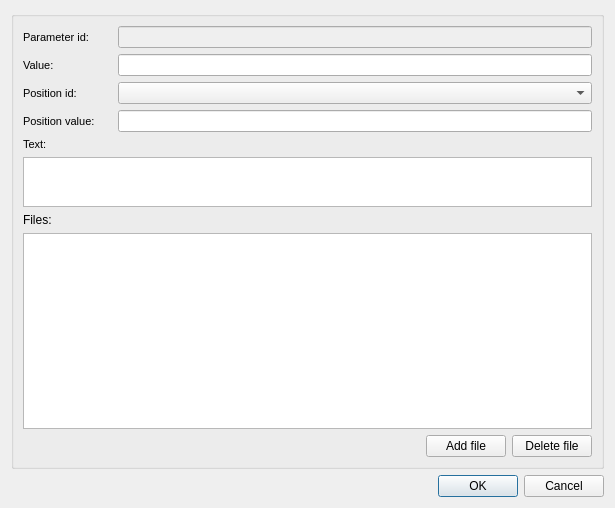
Before: the Qt Designer form ui/visit_event.ui in Giswater/giswater_qgis_plugin, drawn with Qt 5.
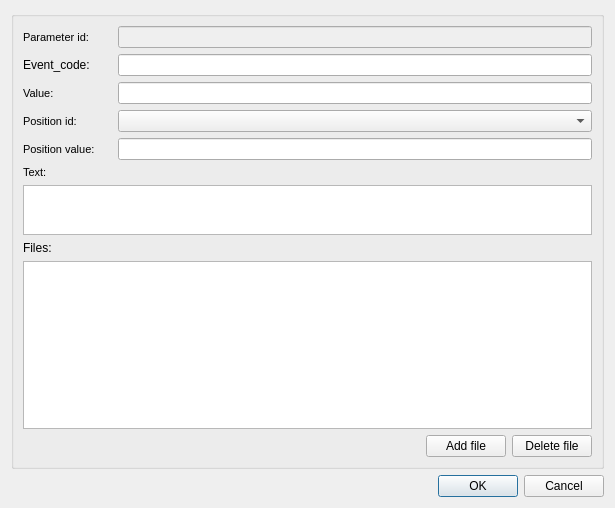
After: the same form once the commit is applied.

Commit message: Add event_code to insert event form

What changed in the file:
```diff
--- a/ui/visit_event.ui
+++ b/ui/visit_event.ui
@@ -22,39 +22,7 @@
      <layout class="QVBoxLayout" name="verticalLayout_2">
       <item>
        <layout class="QGridLayout" name="gridLayout">
-        <item row="1" column="0">
-         <widget class="QLabel" name="lbl_value">
-          <property name="font">
-           <font>
-            <pointsize>8</pointsize>
-            <weight>50</weight>
-            <bold>false</bold>
-           </font>
-          </property>
-          <property name="frameShape">
-           <enum>QFrame::NoFrame</enum>
-          </property>
-          <property name="frameShadow">
-           <enum>QFrame::Plain</enum>
-          </property>
-          <property name="text">
-           <string>Value:                   </string>
-          </property>
-          <property name="textFormat">
-           <enum>Qt::AutoText</enum>
-          </property>
-          <property name="scaledContents">
-           <bool>false</bool>
-          </property>
-          <property name="alignment">
-           <set>Qt::AlignLeading|Qt::AlignLeft|Qt::AlignVCenter</set>
-          </property>
-          <property name="margin">
-           <number>3</number>
-          </property>
-         </widget>
-        </item>
-        <item row="3" column="0">
+        <item row="4" column="0">
          <widget class="QLabel" name="lbl_position_value">
           <property name="font">
            <font>
@@ -84,7 +52,7 @@
           </property>
          </widget>
         </item>
-        <item row="2" column="0">
+        <item row="3" column="0">
          <widget class="QLabel" name="lbl_position_id">
           <property name="sizePolicy">
            <sizepolicy hsizetype="Fixed" vsizetype="Preferred">
@@ -120,39 +88,14 @@
           </property>
          </widget>
         </item>
-        <item row="0" column="0">
-         <widget class="QLabel" name="lbl_parameter_id">
-          <property name="font">
-           <font>
-            <pointsize>8</pointsize>
-            <weight>50</weight>
-            <bold>false</bold>
-           </font>
-          </property>
-          <property name="frameShape">
-           <enum>QFrame::NoFrame</enum>
-          </property>
-          <property name="frameShadow">
-           <enum>QFrame::Plain</enum>
-          </property>
-          <property name="text">
-           <string>Parameter id:      </string>
-          </property>
-          <property name="textFormat">
-           <enum>Qt::AutoText</enum>
-          </property>
-          <property name="scaledContents">
-           <bool>false</bool>
-          </property>
-          <property name="alignment">
-           <set>Qt::AlignLeading|Qt::AlignLeft|Qt::AlignVCenter</set>
-          </property>
-          <property name="margin">
-           <number>3</number>
+        <item row="2" column="1">
+         <widget class="QLineEdit" name="value">
+          <property name="frame">
+           <bool>true</bool>
           </property>
          </widget>
         </item>
-        <item row="5" column="0" colspan="2">
+        <item row="6" column="0" colspan="2">
          <widget class="QTextEdit" name="text">
           <property name="maximumSize">
            <size>
@@ -162,28 +105,10 @@
           </property>
          </widget>
         </item>
-        <item row="6" column="0" colspan="2">
-         <widget class="QLabel" name="lbl_files">
-          <property name="text">
-           <string>Files:</string>
-          </property>
-         </widget>
-        </item>
-        <item row="7" column="0" colspan="2">
-         <widget class="QTableView" name="tbl_docs_x_event">
-          <property name="sortingEnabled">
-           <bool>true</bool>
-          </property>
-         </widget>
-        </item>
         <item row="3" column="1">
-         <widget class="QLineEdit" name="position_value">
-          <property name="frame">
-           <bool>true</bool>
-          </property>
-         </widget>
+         <widget class="QComboBox" name="position_id"/>
         </item>
-        <item row="4" column="0" colspan="2">
+        <item row="5" column="0" colspan="2">
          <widget class="QLabel" name="lbl_text">
           <property name="font">
            <font>
@@ -213,16 +138,6 @@
           </property>
          </widget>
         </item>
-        <item row="1" column="1">
-         <widget class="QLineEdit" name="value">
-          <property name="frame">
-           <bool>true</bool>
-          </property>
-         </widget>
-        </item>
-        <item row="2" column="1">
-         <widget class="QComboBox" name="position_id"/>
-        </item>
         <item row="0" column="1">
          <widget class="QLineEdit" name="parameter_id">
           <property name="enabled">
@@ -233,6 +148,101 @@
           </property>
          </widget>
         </item>
+        <item row="7" column="0" colspan="2">
+         <widget class="QLabel" name="lbl_files">
+          <property name="text">
+           <string>Files:</string>
+          </property>
+         </widget>
+        </item>
+        <item row="8" column="0" colspan="2">
+         <widget class="QTableView" name="tbl_docs_x_event">
+          <property name="sortingEnabled">
+           <bool>true</bool>
+          </property>
+         </widget>
+        </item>
+        <item row="2" column="0">
+         <widget class="QLabel" name="lbl_value">
+          <property name="font">
+           <font>
+            <pointsize>8</pointsize>
+            <weight>50</weight>
+            <bold>false</bold>
+           </font>
+          </property>
+          <property name="frameShape">
+           <enum>QFrame::NoFrame</enum>
+          </property>
+          <property name="frameShadow">
+           <enum>QFrame::Plain</enum>
+          </property>
+          <property name="text">
+           <string>Value:                   </string>
+          </property>
+          <property name="textFormat">
+           <enum>Qt::AutoText</enum>
+          </property>
+          <property name="scaledContents">
+           <bool>false</bool>
+          </property>
+          <property name="alignment">
+           <set>Qt::AlignLeading|Qt::AlignLeft|Qt::AlignVCenter</set>
+          </property>
+          <property name="margin">
+           <number>3</number>
+          </property>
+         </widget>
+        </item>
+        <item row="4" column="1">
+         <widget class="QLineEdit" name="position_value">
+          <property name="frame">
+           <bool>true</bool>
+          </property>
+         </widget>
+        </item>
+        <item row="0" column="0">
+         <widget class="QLabel" name="lbl_parameter_id">
+          <property name="font">
+           <font>
+            <pointsize>8</pointsize>
+            <weight>50</weight>
+            <bold>false</bold>
+           </font>
+          </property>
+          <property name="frameShape">
+           <enum>QFrame::NoFrame</enum>
+          </property>
+          <property name="frameShadow">
+           <enum>QFrame::Plain</enum>
+          </property>
+          <property name="text">
+           <string>Parameter id:      </string>
+          </property>
+          <property name="textFormat">
+           <enum>Qt::AutoText</enum>
+          </property>
+          <property name="scaledContents">
+           <bool>false</bool>
+          </property>
+          <property name="alignment">
+           <set>Qt::AlignLeading|Qt::AlignLeft|Qt::AlignVCenter</set>
+          </property>
+          <property name="margin">
+           <number>3</number>
+          </property>
+         </widget>
+        </item>
+        <item row="1" column="0">
+         <widget class="QLabel" name="label">
+          <property name="text">
+           <string>Event_code:</string>
+          </property>
+         </widget>
+        </item>
+        <item row="1" column="1">
+         <widget class="QLineEdit" name="event_code"/>
+        </item>
        </layout>
       </item>
       <item>
```
Left out of the diff: 10 changed lines with no effect on the pictures.
